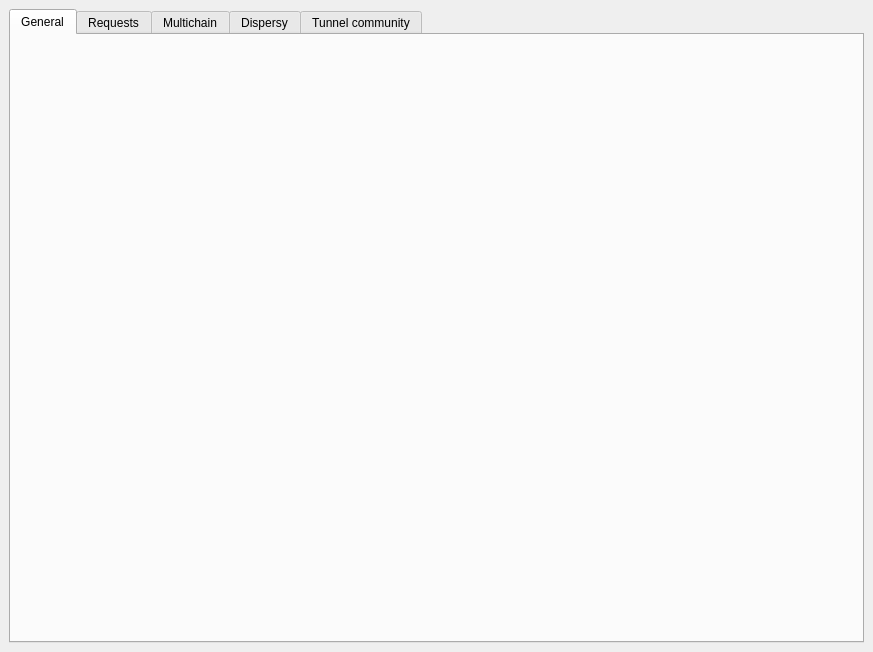
Old version of the form TriblerGUI/qt_resources/debugwindow.ui in the repository Tribler/tribler.
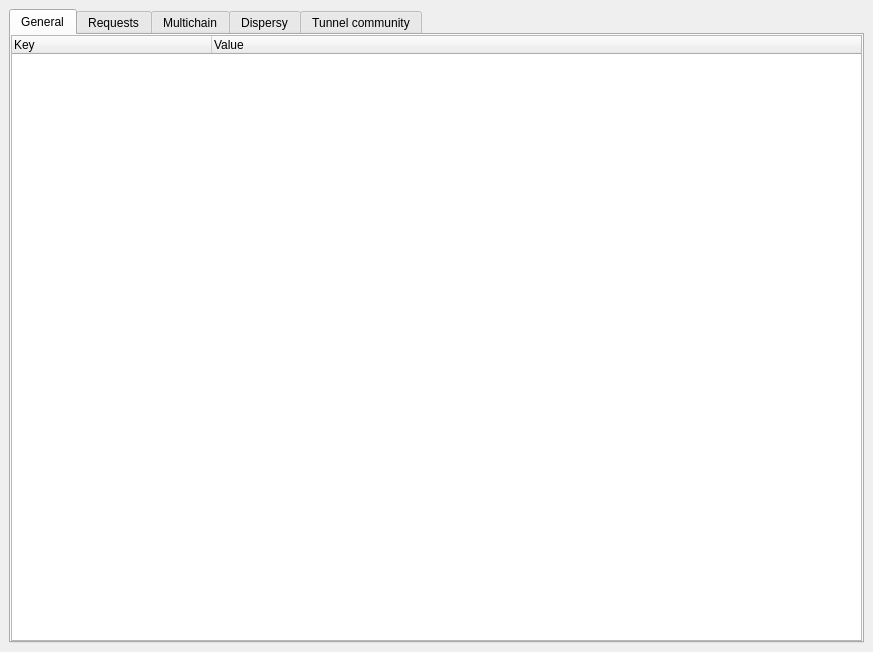
New version of the form. The open tabs and pages were chosen to show the change.

Commit message: Displaying general stats in the GUI now

Diff of the .ui file:
```diff
--- a/TriblerGUI/qt_resources/debugwindow.ui
+++ b/TriblerGUI/qt_resources/debugwindow.ui
@@ -24,6 +24,43 @@
        <attribute name="title">
         <string>General</string>
        </attribute>
+       <layout class="QVBoxLayout" name="verticalLayout">
+        <property name="spacing">
+         <number>0</number>
+        </property>
+        <property name="leftMargin">
+         <number>0</number>
+        </property>
+        <property name="topMargin">
+         <number>0</number>
+        </property>
+        <property name="rightMargin">
+         <number>0</number>
+        </property>
+        <property name="bottomMargin">
+         <number>0</number>
+        </property>
+        <item>
+         <widget class="QTreeWidget" name="general_tree_widget">
+          <property name="indentation">
+           <number>0</number>
+          </property>
+          <attribute name="headerDefaultSectionSize">
+           <number>200</number>
+          </attribute>
+          <column>
+           <property name="text">
+            <string>Key</string>
+           </property>
+          </column>
+          <column>
+           <property name="text">
+            <string>Value</string>
+           </property>
+          </column>
+         </widget>
+        </item>
+       </layout>
       </widget>
       <widget class="QWidget" name="tab_2">
        <attribute name="title">
```
Left out of the diff: 2 changed lines with no effect on the pictures. The commit also changes 3 other files.
